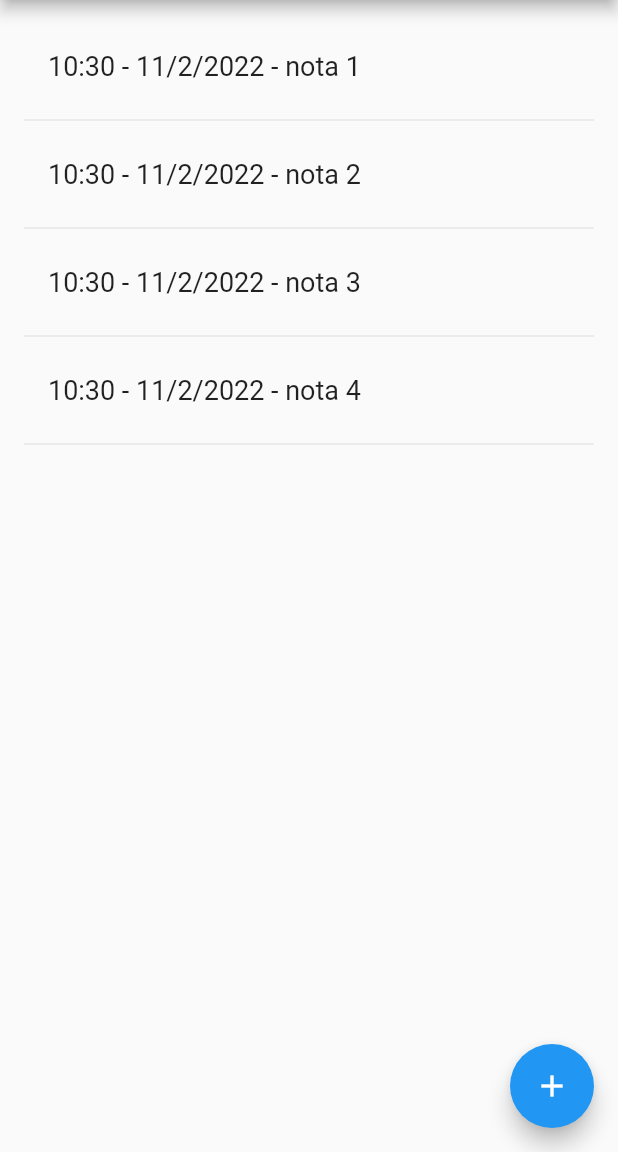
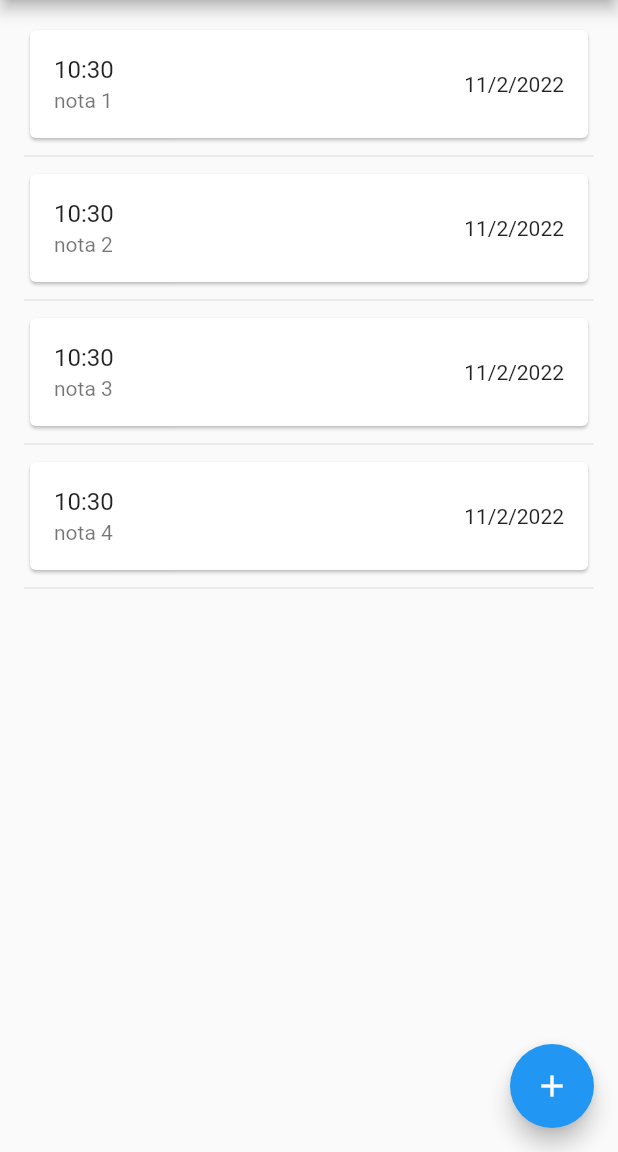
Before and after one commit to ale-tasistro/timestamped-short-notes, a Flutter app: the screen it shows after launch, on a phone screen of 412 x 824 dp, the part 84-1236 px from its top. Run offline on Flutter 3.47's test engine with Material 2 defaults, Android fonts, the phone set to English and light mode, and no system bars.

Commit message:
Changed _buildRow to better show note info

```diff
--- a/lib/main.dart
+++ b/lib/main.dart
@@ -55,11 +55,13 @@ class _NotesListState extends State<NotesList> {
   }
 
   Widget _buildRow(Note nota) {
-    return ListTile(
-      title: Text(
-        nota.timestampHour() + " - " + nota.timestampDate() + " - " + nota.desc,
-        style: _biggerFont,
-      ),
+
+    return Card(
+        child: ListTile(
+          title: Text(nota.timestampHour()),
+          subtitle: Text(nota.desc),
+          trailing: Text(nota.timestampDate()),
+        ),
     );
   }
 
```
